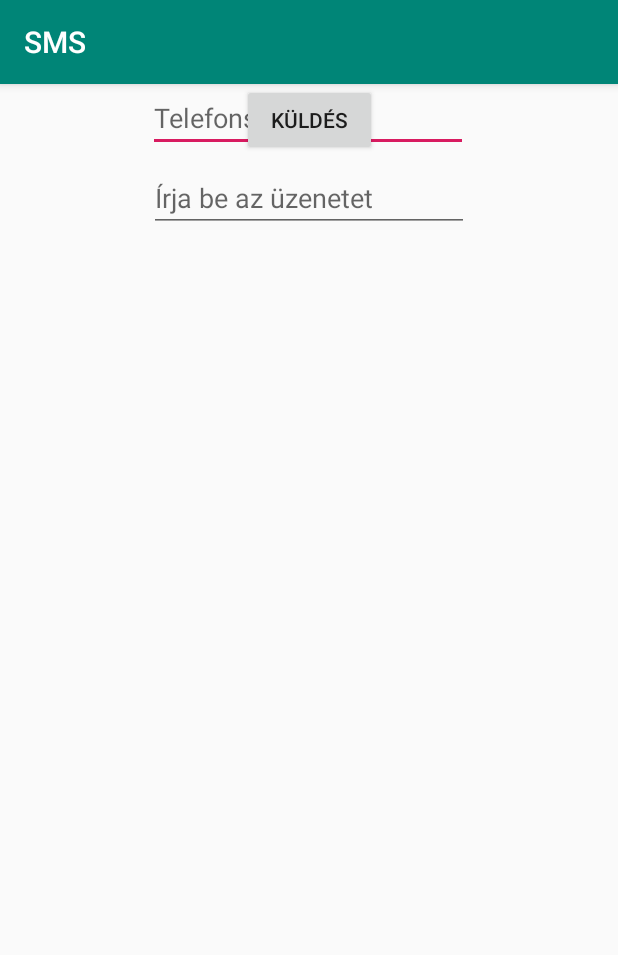
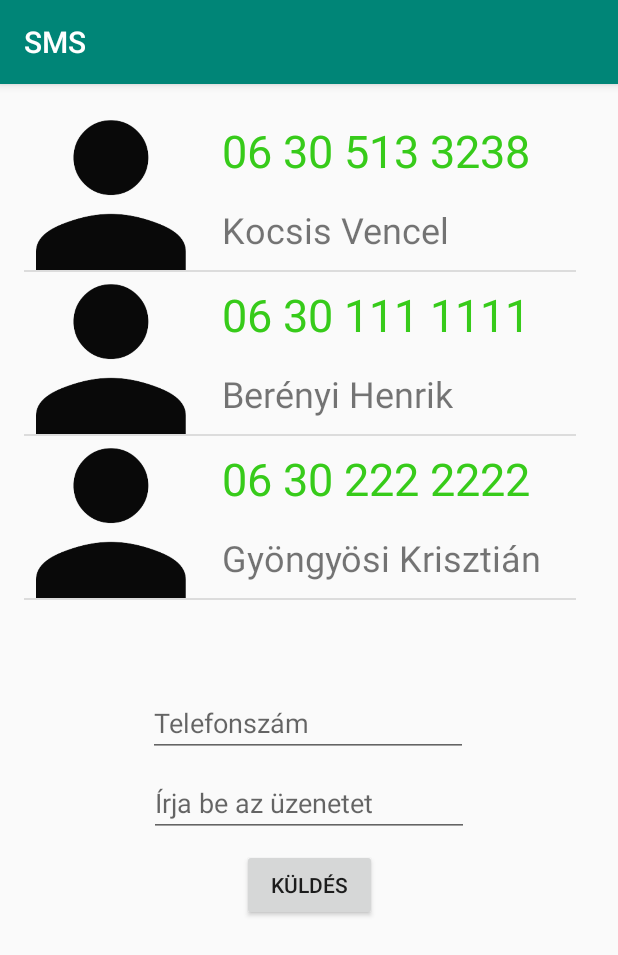
Before and after one commit to Kikikan/SMS, an Android app: the screen it shows after launch (MainActivity), on a phone screen of 412 x 824 dp. Shown: the top 955 px of the screen. Run offline under Robolectric (Android 15) with nearby library versions, the phone set to English and light mode, and no system bars.

Commit message:
-Custom listview (list_item) -Custom Adapter (MyAdapter) nevunk szamunk listview ban

```diff
--- a/app/src/main/java/net/kikikan/sms/MainActivity.java
+++ b/app/src/main/java/net/kikikan/sms/MainActivity.java
@@ -14,9 +14,14 @@ import android.support.v4.content.ContextCompat;
 import android.support.v7.app.AppCompatActivity;
 import android.os.Bundle;
 import android.telephony.SmsManager;
+import android.util.Log;
 import android.view.View;
+import android.widget.Adapter;
+import android.widget.AdapterView;
+import android.widget.ArrayAdapter;
 import android.widget.Button;
 import android.widget.EditText;
+import android.widget.ListView;
 import android.widget.Toast;
 
 public class MainActivity extends AppCompatActivity {
@@ -32,11 +37,12 @@ public class MainActivity extends AppCompatActivity {
     EditText message;
     Button button;
 
-
     @Override
     protected void onCreate(Bundle savedInstanceState) {
         super.onCreate(savedInstanceState);
         setContentView(R.layout.activity_main);
+
+        final String[] telefonszamok = new String[] {"06 30 513 3238", "06 30 111 1111", "06 30 222 2222"};
 
         number = findViewById(R.id.phoneNumberEditText);
         message = findViewById(R.id.messageEditText);
@@ -48,6 +54,17 @@ public class MainActivity extends AppCompatActivity {
 
         sentPI = PendingIntent.getBroadcast(this, 0, new Intent(SENT), 0);
         deliveredPI = PendingIntent.getBroadcast(this, 0, new Intent(DELIVERED), 0);
+
+        final ListView listView = (ListView) findViewById(R.id.listview);
+        MyAdapter myAdapter = new MyAdapter(telefonszamok, this);
+        listView.setAdapter(myAdapter);
+
+        listView.setOnItemClickListener(new AdapterView.OnItemClickListener() {
+            @Override
+            public void onItemClick(AdapterView<?> parent, View view, int position, long id) {
+                Log.i("Tel clicked ", telefonszamok[position]);
+            }
+        });
     }
 
     @Override
@@ -102,7 +119,6 @@ public class MainActivity extends AppCompatActivity {
         registerReceiver(smsDeliveredReceiver, new IntentFilter(DELIVERED));
     }
 
-
     @Override
     protected void onPause() {
         super.onPause();
--- /dev/null
+++ b/app/src/main/java/net/kikikan/sms/MyAdapter.java
@@ -0,0 +1,63 @@
+package net.kikikan.sms;
+
+import android.content.Context;
+import android.view.LayoutInflater;
+import android.view.View;
+import android.view.ViewGroup;
+import android.widget.BaseAdapter;
+import android.widget.ImageView;
+import android.widget.TextView;
+
+import net.kikikan.sms.R;
+
+public class MyAdapter extends BaseAdapter {
+    String[] data;
+    Context context;
+    public MyAdapter(String[] data, Context context) {
+        this.data = data;
+        this.context = context;
+    }
+    @Override
+    public int getCount() {
+        return data.length;
+    }
+    @Override
+    public Object getItem(int position) {
+        return data[position];
+    }
+    @Override
+    public long getItemId(int position) {
+        return position;
+    }
+    @Override
+    public View getView(int position, View convertView, ViewGroup parent) {
+        if(convertView == null) {
+            LayoutInflater inflater = (LayoutInflater)
+                    context.getSystemService(Context.LAYOUT_INFLATER_SERVICE);
+            convertView = inflater.inflate(R.layout.list_item, parent, false);
+        }
+        TextView textView1 = convertView.findViewById(R.id.textView1);
+        TextView textView2 = convertView.findViewById(R.id.textView2);
+        ImageView imageView = convertView.findViewById(R.id.imageView);
+
+        textView1.setText(data[position]);
+        textView2.setText(String.valueOf(position));
+
+        switch (position)
+        {
+            case 0:
+                textView2.setText("Kocsis Vencel");
+                break;
+
+            case 1:
+                textView2.setText("Berényi Henrik");
+                break;
+
+            case 2:
+                textView2.setText("Gyöngyösi Krisztián");
+                break;
+        }
+
+        return convertView;
+    }
+}
--- a/app/src/main/res/layout/activity_main.xml
+++ b/app/src/main/res/layout/activity_main.xml
@@ -7,14 +7,16 @@
     tools:context=".MainActivity">
 
     <ListView
+        android:id="@+id/listview"
         android:layout_width="368dp"
-        android:layout_height="231dp"
+        android:layout_height="387dp"
         android:layout_marginStart="8dp"
         android:layout_marginLeft="8dp"
-        android:layout_marginTop="8dp"
+        android:layout_marginTop="16dp"
         android:layout_marginEnd="8dp"
         android:layout_marginRight="8dp"
         app:layout_constraintEnd_toEndOf="parent"
+        app:layout_constraintHorizontal_bias="0.296"
         app:layout_constraintStart_toStartOf="parent"
         app:layout_constraintTop_toTopOf="parent" />
 
@@ -32,7 +34,7 @@
         app:layout_constraintEnd_toEndOf="parent"
         app:layout_constraintHorizontal_bias="0.503"
         app:layout_constraintStart_toStartOf="parent"
-        app:layout_constraintTop_toBottomOf="@+id/_dynamic" />
+        app:layout_constraintTop_toBottomOf="@+id/listview" />
 
     <EditText
         android:id="@+id/messageEditText"
@@ -58,12 +60,13 @@
         android:layout_height="wrap_content"
         android:layout_marginStart="8dp"
         android:layout_marginLeft="8dp"
+        android:layout_marginTop="8dp"
         android:layout_marginEnd="8dp"
         android:layout_marginRight="8dp"
+        android:onClick="onClick"
         android:text="Küldés"
-        android:onClick="onClick"
         app:layout_constraintEnd_toEndOf="parent"
         app:layout_constraintStart_toStartOf="parent"
-        tools:layout_editor_absoluteY="339dp" />
+        app:layout_constraintTop_toBottomOf="@+id/messageEditText" />
 
 </android.support.constraint.ConstraintLayout>
--- /dev/null
+++ b/app/src/main/res/layout/list_item.xml
@@ -0,0 +1,45 @@
+<?xml version="1.0" encoding="utf-8"?>
+<android.support.constraint.ConstraintLayout
+    xmlns:android="http://schemas.android.com/apk/res/android"
+    xmlns:app="http://schemas.android.com/apk/res-auto"
+    xmlns:tools="http://schemas.android.com/tools"
+    android:layout_width="match_parent"
+    android:layout_height="match_parent">
+
+    <ImageView
+        android:id="@+id/imageView"
+        android:layout_width="100dp"
+        android:layout_height="100dp"
+        android:layout_marginStart="8dp"
+        android:layout_marginLeft="8dp"
+        android:layout_marginTop="8dp"
+        app:layout_constraintStart_toStartOf="parent"
+        app:layout_constraintTop_toTopOf="parent"
+        app:srcCompat="@drawable/personicon" />
+
+    <TextView
+        android:id="@+id/textView1"
+        android:layout_width="0dp"
+        android:layout_height="wrap_content"
+        android:layout_marginStart="24dp"
+        android:layout_marginLeft="24dp"
+        android:layout_marginTop="8dp"
+        android:layout_marginEnd="8dp"
+        android:layout_marginRight="8dp"
+        android:text="TextView"
+        android:textColor="#37cb1a"
+        android:textSize="30sp"
+        app:layout_constraintEnd_toEndOf="parent"
+        app:layout_constraintStart_toEndOf="@+id/imageView"
+        app:layout_constraintTop_toTopOf="parent" />
+
+    <TextView
+        android:id="@+id/textView2"
+        android:layout_width="wrap_content"
+        android:layout_height="wrap_content"
+        android:layout_marginTop="16dp"
+        android:text="TextView"
+        android:textSize="24sp"
+        app:layout_constraintStart_toStartOf="@+id/textView1"
+        app:layout_constraintTop_toBottomOf="@+id/textView1" />
+</android.support.constraint.ConstraintLayout>
```
Also changed, not shown: app/src/main/res/drawable/personicon.png (added).
